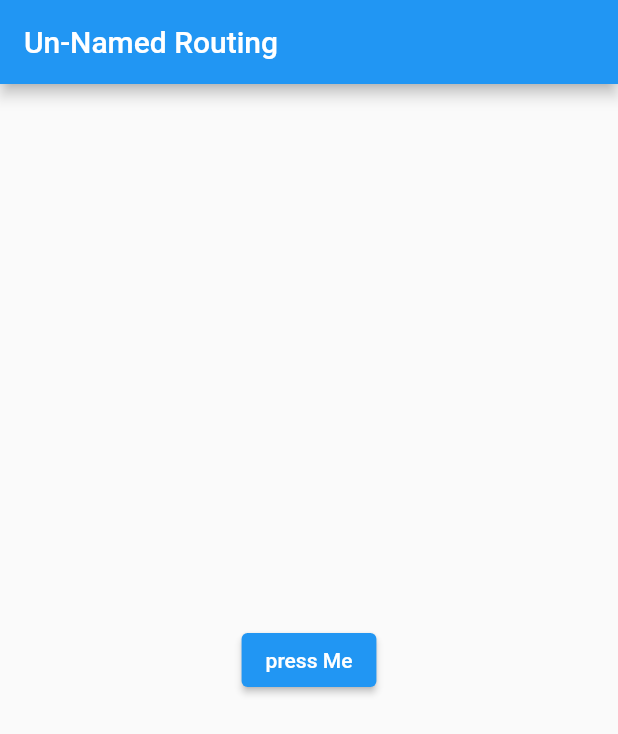
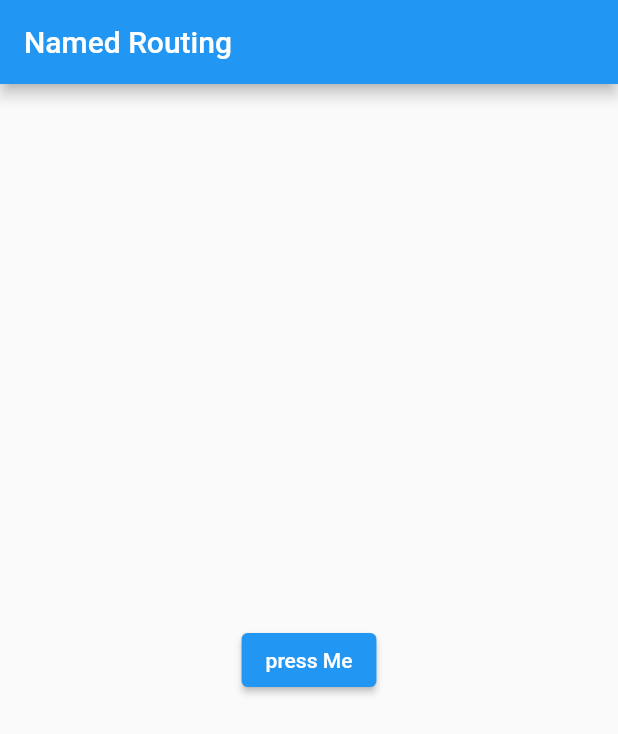
Before and after one commit to SanskarModi22/Flutter_GetX, a Flutter app: the screen it shows after launch, on a phone screen of 412 x 824 dp. Shown: the top 734 px of the screen. Run offline on Flutter 3.47's test engine with Material 2 defaults, Android fonts, the phone set to English and light mode, and no system bars; our stand-ins replace get.

Commit message:
Added Named Routing

```diff
--- a/lib/Home/home.dart
+++ b/lib/Home/home.dart
@@ -20,12 +20,12 @@ class HomeScreen extends StatelessWidget {
                 },
                 child: Text("Go back to home"),
               ),
-              Text("${Get.arguments}"),
+              Text("${Get.parameters['someValue']}"),
               ElevatedButton(
                 onPressed: () {
                   Get.back(result: "Hello");
                 },
-                child: Text("Send Data back"),
+                child: Text("${Get.parameters['name']}"),
               ),
             ],
           ),
--- a/lib/main.dart
+++ b/lib/main.dart
@@ -1,4 +1,6 @@
 import 'package:flutter/material.dart';
+import 'package:flutter_getx/Home/home.dart';
+import 'package:flutter_getx/route_named.dart';
 import 'package:flutter_getx/route_nav_unnamed_route.dart';
 import 'package:flutter_getx/snackbar.dart';
 import 'package:get/get.dart';
@@ -22,7 +24,14 @@ class MyApp extends StatelessWidget {
 
         primarySwatch: Colors.blue,
       ),
-      home: routing(),
+      initialRoute: '/',
+      defaultTransition: Transition.zoom,
+      home: RouteNamed(),
+      getPages: [
+        GetPage(name: '/', page: ()=>MyApp()),
+        GetPage(name: '/home', page: ()=>HomeScreen()),
+        GetPage(name: '/home/:someValue', page: ()=>HomeScreen())
+      ],
     );
   }
 }
--- /dev/null
+++ b/lib/route_named.dart
@@ -0,0 +1,26 @@
+import 'package:flutter/material.dart';
+import 'package:get/get.dart';
+class RouteNamed extends StatelessWidget {
+  const RouteNamed({Key? key}) : super(key: key);
+
+  @override
+  Widget build(BuildContext context) {
+    return Scaffold(
+      appBar: AppBar(
+        title: Text("Named Routing"),
+      ),
+      body: Center(
+        child: Container(
+          child: ElevatedButton(
+            child: Text("press Me"),
+            onPressed: ()  {
+              Get.toNamed('/home');
+              // Get.toNamed('/home/1234');
+              // Get.toNamed('/home?name=Sanskar &content=Modi');
+            },
+          ),
+        ),
+      ),
+    );
+  }
+}
```
